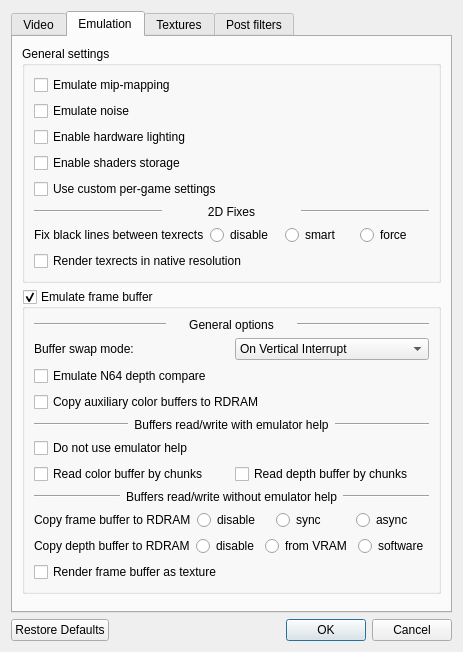
The window that jni/mupen64plus-video-gliden64/src/GLideNUI/configDialog.ui (mupen64plus-ae/mupen64plus-ae) describes before a commit, drawn with Qt 5.
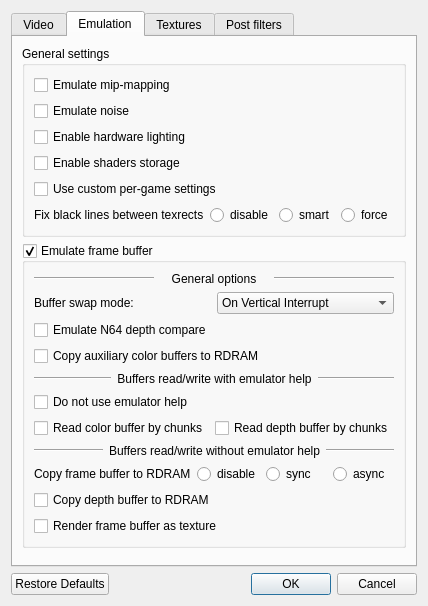
The same window after the commit. The open tabs and pages were chosen to show the change. Icons and pictures are not drawn.

Patch:
```diff
--- a/jni/mupen64plus-video-gliden64/src/GLideNUI/configDialog.ui
+++ b/jni/mupen64plus-video-gliden64/src/GLideNUI/configDialog.ui
@@ -9,8 +9,8 @@
    <rect>
     <x>0</x>
     <y>0</y>
-    <width>421</width>
-    <height>610</height>
+    <width>493</width>
+    <height>612</height>
    </rect>
   </property>
   <property name="sizePolicy">
@@ -724,43 +724,9 @@
            </widget>
           </item>
           <item>
-           <layout class="QHBoxLayout" name="horizontalLayout_24">
+           <layout class="QHBoxLayout" name="horizontalLayout_22">
             <item>
-             <widget class="Line" name="line_11">
-              <property name="orientation">
-               <enum>Qt::Horizontal</enum>
-              </property>
-             </widget>
-            </item>
-            <item>
-             <widget class="QLabel" name="label_34">
-              <property name="sizePolicy">
-               <sizepolicy hsizetype="Minimum" vsizetype="Preferred">
-                <horstretch>0</horstretch>
-                <verstretch>0</verstretch>
-               </sizepolicy>
-              </property>
-              <property name="text">
-               <string>2D Fixes</string>
-              </property>
-              <property name="alignment">
-               <set>Qt::AlignCenter</set>
-              </property>
-             </widget>
-            </item>
-            <item>
-             <widget class="Line" name="line_10">
-              <property name="orientation">
-               <enum>Qt::Horizontal</enum>
-              </property>
-             </widget>
-            </item>
-           </layout>
-          </item>
-          <item>
-           <layout class="QHBoxLayout" name="texrectsBlackLinesHorizontalLayout">
-            <item>
-             <widget class="QLabel" name="texrectsBlackLinesLabel">
+             <widget class="QLabel" name="label_33">
               <property name="toolTip">
                <string>&lt;html&gt;&lt;head/&gt;&lt;body&gt;&lt;p&gt;&lt;span style=&quot; font-weight:600;&quot;&gt;Fix black lines between texrect:&lt;/span&gt;&lt;/p&gt;&lt;p&gt;Most games draw 2D backgrounds using texrect command. Texrect stands for textured rectangle. In some games, texrects coordinates not aligned: there is half-pixel split between adjacent texrects. It is not visible in native resolution, but resulted as black lines when image upscaled. This option enables texrect coordinates correction to avoid black lines issue.&lt;/p&gt;&lt;p&gt;* disable - do not correct texrect coordinates&lt;/p&gt;&lt;p&gt;* smart - apply correction only for polygons, which need it. Use it for games, which have black lines issue.&lt;/p&gt;&lt;p&gt;* force - apply correction for all texrects. Use it when &lt;span style=&quot; font-style:italic;&quot;&gt;smart&lt;/span&gt; does not help.&lt;/p&gt;&lt;p&gt;[Recommended: &lt;span style=&quot; font-style:italic;&quot;&gt;game dependant, mostly off&lt;/span&gt;]&lt;/p&gt;&lt;/body&gt;&lt;/html&gt;</string>
               </property>
@@ -807,16 +773,6 @@
             </item>
            </layout>
           </item>
-          <item>
-           <widget class="QCheckBox" name="nativeRes2D_checkBox">
-            <property name="toolTip">
-             <string>&lt;html&gt;&lt;head/&gt;&lt;body&gt;&lt;p&gt;&lt;span style=&quot; font-weight:600;&quot;&gt;Render texrects in native resolution:&lt;/span&gt;&lt;/p&gt;&lt;p&gt;Most games draw 2D backgrounds and other 2D graphics using texrect command. Texrect stands for textured rectangle. 2D images represented by texrects often look distorted and unaligned in high resolution because of texture filtering. When this option is on, plugin renders texrects in native resolution and then copies the result to main buffer. Rendering in native resolution eliminates issues with 2D, but hardware load increases noticably.&lt;/p&gt;&lt;p&gt;Note: this option uses heuristics to detect adjucent texrects. The heuristics do not work for some games.&lt;/p&gt;&lt;p&gt;[Recommended: &lt;span style=&quot; font-style:italic;&quot;&gt;mostly on, if your hardware can handle it&lt;/span&gt;]&lt;/p&gt;&lt;/body&gt;&lt;/html&gt;</string>
-            </property>
-            <property name="text">
-             <string>Render texrects in native resolution</string>
-            </property>
-           </widget>
-          </item>
          </layout>
         </widget>
        </item>
@@ -1087,57 +1043,14 @@
            </layout>
           </item>
           <item>
-           <layout class="QHBoxLayout" name="horizontalLayout_22">
-            <item>
-             <widget class="QLabel" name="label_33">
-              <property name="toolTip">
-               <string>&lt;html&gt;&lt;head/&gt;&lt;body&gt;&lt;p&gt;&lt;span style=&quot; font-weight:600;&quot;&gt;Copy depth buffer to RDRAM:&lt;/span&gt;&lt;/p&gt;&lt;p&gt;This option is required for correct emulation of depth buffer based effects, e.g. coronas.&lt;/p&gt;&lt;p&gt;* disable - do not copy buffer&lt;/p&gt;&lt;p&gt;* from VRAM - Content of video card's depth buffer is copied into RDRAM area each frame. Can be slow on some games.&lt;/p&gt;&lt;p&gt;* software render - use software rendering. Generally faster than copy from video memory, but the result can be imperfect.&lt;/p&gt;&lt;p&gt;[Recommended: &lt;span style=&quot; font-style:italic;&quot;&gt;software render&lt;/span&gt;]&lt;/p&gt;&lt;/body&gt;&lt;/html&gt;</string>
-              </property>
-              <property name="text">
-               <string>Copy depth buffer to RDRAM</string>
-              </property>
-             </widget>
-            </item>
-            <item>
-             <widget class="QRadioButton" name="copyDepthDisableRadioButton">
-              <property name="toolTip">
-               <string>&lt;html&gt;&lt;head/&gt;&lt;body&gt;&lt;p&gt;&lt;span style=&quot; font-weight:600;&quot;&gt;Copy depth buffer to RDRAM:&lt;/span&gt;&lt;/p&gt;&lt;p&gt;This option is required for correct emulation of depth buffer based effects, e.g. coronas.&lt;/p&gt;&lt;p&gt;* disable - do not copy buffer&lt;/p&gt;&lt;p&gt;* from VRAM - Content of video card's depth buffer is copied into RDRAM area each frame. Can be slow on some games.&lt;/p&gt;&lt;p&gt;* software render - use software rendering. Generally faster than copy from video memory, but the result can be imperfect.&lt;/p&gt;&lt;p&gt;[Recommended: &lt;span style=&quot; font-style:italic;&quot;&gt;software render&lt;/span&gt;]&lt;/p&gt;&lt;/body&gt;&lt;/html&gt;</string>
-              </property>
-              <property name="text">
-               <string>disable</string>
-              </property>
-              <attribute name="buttonGroup">
-               <string notr="true">copyDepthBufferButtonGroup</string>
-              </attribute>
-             </widget>
-            </item>
-            <item>
-             <widget class="QRadioButton" name="copyDepthVRamRadioButton">
-              <property name="toolTip">
-               <string>&lt;html&gt;&lt;head/&gt;&lt;body&gt;&lt;p&gt;&lt;span style=&quot; font-weight:600;&quot;&gt;Copy depth buffer to RDRAM:&lt;/span&gt;&lt;/p&gt;&lt;p&gt;This option is required for correct emulation of depth buffer based effects, e.g. coronas.&lt;/p&gt;&lt;p&gt;* disable - do not copy buffer&lt;/p&gt;&lt;p&gt;* from VRAM - Content of video card's depth buffer is copied into RDRAM area each frame. Can be slow on some games.&lt;/p&gt;&lt;p&gt;* software render - use software rendering. Generally faster than copy from video memory, but the result can be imperfect.&lt;/p&gt;&lt;p&gt;[Recommended: &lt;span style=&quot; font-style:italic;&quot;&gt;software render&lt;/span&gt;]&lt;/p&gt;&lt;/body&gt;&lt;/html&gt;</string>
-              </property>
-              <property name="text">
-               <string>from VRAM</string>
-              </property>
-              <attribute name="buttonGroup">
-               <string notr="true">copyDepthBufferButtonGroup</string>
-              </attribute>
-             </widget>
-            </item>
-            <item>
-             <widget class="QRadioButton" name="copyDepthSoftwareRadioButton">
-              <property name="toolTip">
-               <string>&lt;html&gt;&lt;head/&gt;&lt;body&gt;&lt;p&gt;&lt;span style=&quot; font-weight:600;&quot;&gt;Copy depth buffer to RDRAM:&lt;/span&gt;&lt;/p&gt;&lt;p&gt;This option is required for correct emulation of depth buffer based effects, e.g. coronas.&lt;/p&gt;&lt;p&gt;* disable - do not copy buffer&lt;/p&gt;&lt;p&gt;* from VRAM - Content of video card's depth buffer is copied into RDRAM area each frame. Can be slow on some games.&lt;/p&gt;&lt;p&gt;* software render - use software rendering. Generally faster than copy from video memory, but the result can be imperfect.&lt;/p&gt;&lt;p&gt;[Recommended: &lt;span style=&quot; font-style:italic;&quot;&gt;software render&lt;/span&gt;]&lt;/p&gt;&lt;/body&gt;&lt;/html&gt;</string>
-              </property>
-              <property name="text">
-               <string>software</string>
-              </property>
-              <attribute name="buttonGroup">
-               <string notr="true">copyDepthBufferButtonGroup</string>
-              </attribute>
-             </widget>
-            </item>
-           </layout>
+           <widget class="QCheckBox" name="CopyDepthCheckBox">
+            <property name="toolTip">
+             <string>&lt;html&gt;&lt;head/&gt;&lt;body&gt;&lt;p&gt;&lt;span style=&quot; font-weight:600;&quot;&gt;Copy depth buffer to RDRAM:&lt;/span&gt;&lt;/p&gt;&lt;p&gt;This option is required for correct emulation of depth buffer based effects, e.g. coronas. Content of video card's depth buffer is copied into RDRAM area each frame.&lt;/p&gt;&lt;p&gt;[Recommended: &lt;span style=&quot; font-style:italic;&quot;&gt;on&lt;/span&gt;]&lt;/p&gt;&lt;/body&gt;&lt;/html&gt;</string>
+            </property>
+            <property name="text">
+             <string>Copy depth buffer to RDRAM</string>
+            </property>
+           </widget>
           </item>
           <item>
            <widget class="QCheckBox" name="RenderFBCheckBox">
```
Left out of the diff: 7 changed lines with no effect on the pictures.
